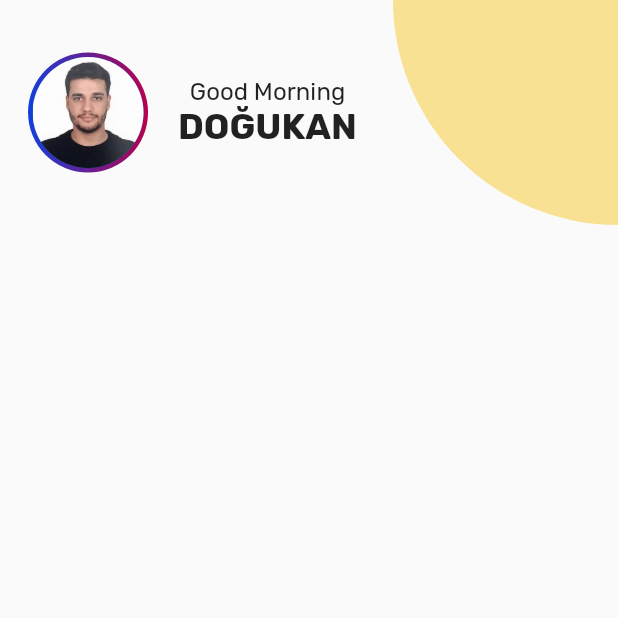
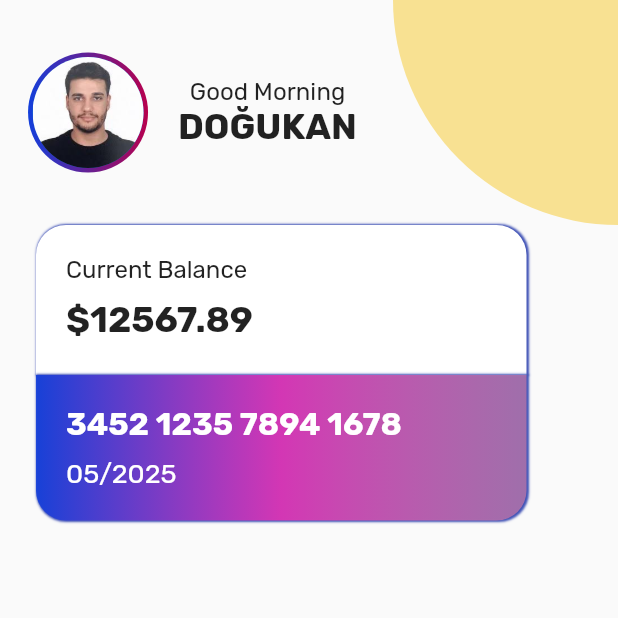
Before and after one commit to dogukangulyasar/bankingapp, a Flutter app: the screen it shows after launch, on a phone screen of 412 x 824 dp, the top half of it. Run offline on Flutter 3.47's test engine with Material 2 defaults, Android fonts, the phone set to English and light mode, and no system bars; our stand-ins replace hexcolor.

Commit message:
Bank card widget added

```diff
--- a/lib/constants/colors.dart
+++ b/lib/constants/colors.dart
@@ -3,3 +3,5 @@ const String blue = "#2FCBFC";
 const String gradientBlue = "#133FDB";
 const String gradientPurple = "#652094";
 const String gradientPink = "#B7004D";
+const String gradientLightPink = "#F830B4";
+const String gradientLightOrange = "#FF8CA1";
--- a/lib/screens/home.dart
+++ b/lib/screens/home.dart
@@ -1,5 +1,6 @@
 import 'package:bankingapp/constants/colors.dart';
 import 'package:bankingapp/widgets/avatar.dart';
+import 'package:bankingapp/widgets/bankcard.dart';
 import 'package:flutter/material.dart';
 import 'package:hexcolor/hexcolor.dart';
 
@@ -60,19 +61,22 @@ class Home extends StatelessWidget {
                             ],
                           ),
                         ),
+                        // Top Yello Circle
                         Container(
                           height: 150,
                           width: 150,
                           decoration: BoxDecoration(
-                              color: HexColor(yellow),
-                              borderRadius: const BorderRadius.only(
-                                bottomLeft: Radius.circular(300),
-                              )),
+                            color: HexColor(yellow),
+                            borderRadius: const BorderRadius.only(
+                              bottomLeft: Radius.circular(300),
+                            ),
+                          ),
                         ),
                       ],
                     ),
                   ],
                 ),
+                const BankCard()
               ],
             ),
           ),
--- /dev/null
+++ b/lib/widgets/bankcard.dart
@@ -0,0 +1,126 @@
+import 'package:bankingapp/constants/colors.dart';
+import 'package:flutter/material.dart';
+import 'package:hexcolor/hexcolor.dart';
+
+class BankCard extends StatelessWidget {
+  const BankCard({super.key});
+
+  @override
+  Widget build(BuildContext context) {
+    return Column(
+      children: [
+        // Card Top
+        Row(
+          children: [
+            Container(
+              margin: const EdgeInsets.fromLTRB(24, 0, 0, 0),
+              width: 327,
+              height: 100,
+              decoration: const BoxDecoration(
+                borderRadius: BorderRadius.only(
+                    topLeft: Radius.circular(20),
+                    topRight: Radius.circular(20)),
+                color: Colors.white,
+                boxShadow: [
+                  BoxShadow(
+                      color: Colors.indigo,
+                      spreadRadius: .5,
+                      blurRadius: .5,
+                      offset: Offset(1, 0)),
+                ],
+              ),
+              child: Column(
+                crossAxisAlignment: CrossAxisAlignment.start,
+                children: [
+                  Row(
+                    children: const [
+                      Padding(
+                        padding: EdgeInsets.only(left: 20, top: 20, bottom: 10),
+                        child: Text(
+                          "Current Balance",
+                          style: TextStyle(fontSize: 16),
+                          textAlign: TextAlign.start,
+                        ),
+                      ),
+                    ],
+                  ),
+                  Row(
+                    children: const [
+                      Padding(
+                        padding: EdgeInsets.only(left: 20),
+                        child: Text(
+                          "\$12567.89",
+                          style: TextStyle(
+                              fontWeight: FontWeight.bold, fontSize: 24),
+                          textAlign: TextAlign.start,
+                        ),
+                      ),
+                    ],
+                  )
+                ],
+              ),
+            ),
+          ],
+        ),
+        // Card Bottom
+        Row(
+          children: [
+            Container(
+              margin: const EdgeInsets.fromLTRB(24, 0, 0, 0),
+              width: 327,
+              height: 97,
+              decoration: BoxDecoration(
+                borderRadius: const BorderRadius.only(
+                    bottomLeft: Radius.circular(20),
+                    bottomRight: Radius.circular(20)),
+                gradient: LinearGradient(
+                  colors: [
+                    HexColor(gradientBlue).withOpacity(.9),
+                    HexColor(gradientLightPink).withOpacity(.8),
+                    HexColor(gradientLightOrange).withOpacity(0.5),
+                  ],
+                ),
+                boxShadow: const [
+                  BoxShadow(
+                      color: Colors.indigo,
+                      spreadRadius: .5,
+                      blurRadius: .5,
+                      offset: Offset(1, 0)),
+                ],
+              ),
+              child: Column(
+                children: [
+                  Row(
+                    children: const [
+                      Padding(
+                        padding: EdgeInsets.only(left: 20, top: 20),
+                        child: Text(
+                          "3452 1235 7894 1678",
+                          style: TextStyle(
+                              color: Colors.white,
+                              fontSize: 21,
+                              fontWeight: FontWeight.bold),
+                        ),
+                      ),
+                    ],
+                  ),
+                  Row(
+                    children: const [
+                      Padding(
+                        padding: EdgeInsets.only(left: 20, top: 10),
+                        child: Text(
+                          "05/2025",
+                          style: TextStyle(color: Colors.white, fontSize: 18),
+                        ),
+                      )
+                    ],
+                  )
+                ],
+              ),
+            )
+          ],
+        ),
+      ],
+    );
+  }
+}
```
